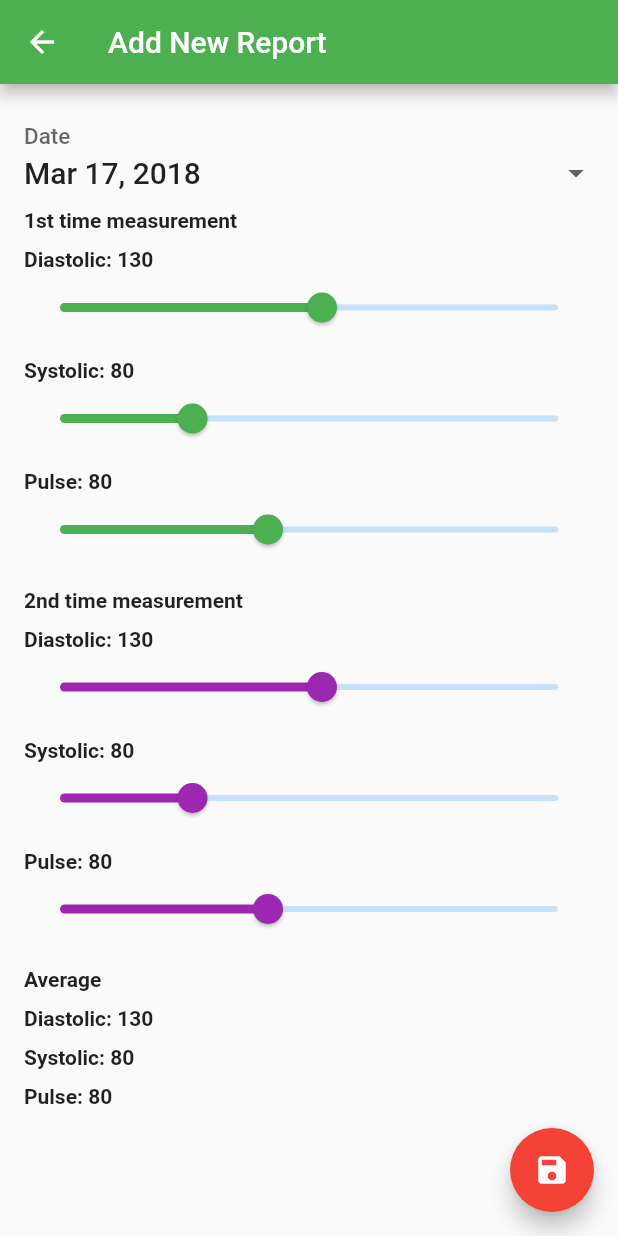
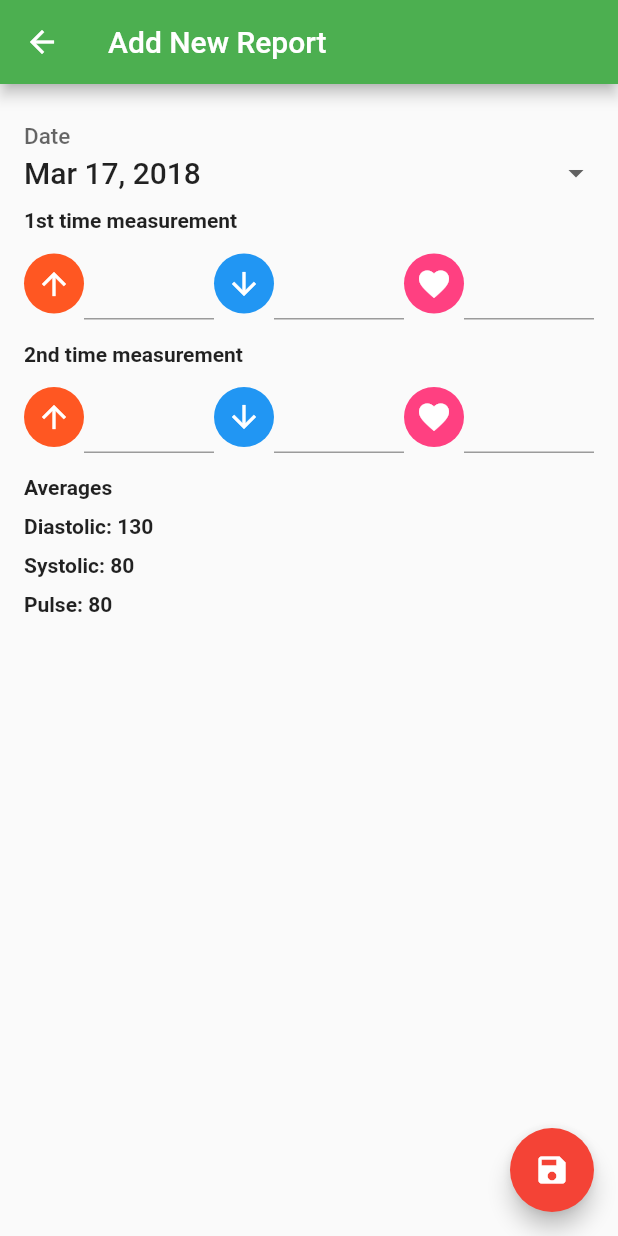
Before and after one commit to deadcheat/bloodleycooper, a Flutter app: the AddReportDialog screen opened directly, on a phone screen of 412 x 824 dp. Run offline on Flutter 3.47's test engine with Material 2 defaults, Android fonts, the phone set to English and light mode, and no system bars; our stand-ins replace sqflite; accounts and stored records are empty.

Commit message:
renewed form design

```diff
--- a/lib/addreport.dart
+++ b/lib/addreport.dart
@@ -70,61 +70,53 @@ class AddReportDialogState extends State<AddReportDialog> {
                 margin: new EdgeInsets.only(
                   top: 10.0,
                 ),
-                alignment: Alignment.centerLeft,
-                child: new Text(
-                    "Diastolic: " + _first_diastolic.toInt().toString(),
-                    style: new TextStyle(fontWeight: FontWeight.bold)),
+                child: new Row(
+                  children: <Widget>[
+                    new Container(
+                      child: new CircleAvatar(
+                        backgroundColor: Colors.deepOrange,
+                        child: new Icon(
+                          Icons.arrow_upward,
+                          color: Colors.white,
                         ),
-              new Slider(
-                  value: _first_diastolic,
-                  activeColor: Colors.green,
-                  min: _bp_min,
-                  max: _bp_max,
-                  divisions: (_bp_max - _bp_min).toInt(),
-                  onChanged: (double value) {
-                    setState(() {
-                      _first_diastolic = value;
-                    });
-                  }),
+                      ),
+                    ),
+                    new Flexible(
+                      child: new TextField(
+                        keyboardType: TextInputType.number,
+                      ),
+                    ),
                     new Container(
-                margin: new EdgeInsets.only(
-                  top: 10.0,
+                      child: new CircleAvatar(
+                        backgroundColor: Colors.blue,
+                        child: new Icon(
+                          Icons.arrow_downward,
+                          color: Colors.white,
                         ),
-                alignment: Alignment.centerLeft,
-                child: new Text(
-                    "Systolic: " + _first_systolic.toInt().toString(),
-                    style: new TextStyle(fontWeight: FontWeight.bold)),
                       ),
-              new Slider(
-                  value: _first_systolic,
-                  activeColor: Colors.green,
-                  min: _bp_min,
-                  max: _bp_max,
-                  divisions: (_bp_max - _bp_min).toInt(),
-                  onChanged: (double value) {
-                    setState(() {
-                      _first_systolic = value;
-                    });
-                  }),
+                    ),
+                    new Flexible(
+                      child: new TextField(
+                        keyboardType: TextInputType.number,
+                      ),
+                    ),
                     new Container(
-                margin: new EdgeInsets.only(
-                  top: 10.0,
+                      child: new CircleAvatar(
+                        backgroundColor: Colors.pinkAccent,
+                        child: new Icon(
+                          Icons.favorite,
+                          color: Colors.white,
                         ),
-                alignment: Alignment.centerLeft,
-                child: new Text("Pulse: " + _first_pulse.toInt().toString(),
-                    style: new TextStyle(fontWeight: FontWeight.bold)),
                       ),
-              new Slider(
-                  value: _first_pulse,
-                  activeColor: Colors.green,
-                  min: _p_min,
-                  max: _p_max,
-                  divisions: (_p_max - _p_min).toInt(),
-                  onChanged: (double value) {
-                    setState(() {
-                      _first_pulse = value;
-                    });
-                  }),
+                    ),
+                    new Flexible(
+                      child: new TextField(
+                        keyboardType: TextInputType.number,
+                      ),
+                    ),
+                  ],
+                ),
+              ),
               new Container(
                 margin: new EdgeInsets.only(
                   top: 15.0,
@@ -137,67 +129,59 @@ class AddReportDialogState extends State<AddReportDialog> {
                 margin: new EdgeInsets.only(
                   top: 10.0,
                 ),
-                alignment: Alignment.centerLeft,
-                child: new Text(
-                    "Diastolic: " + _second_diastolic.toInt().toString(),
-                    style: new TextStyle(fontWeight: FontWeight.bold)),
+                child: new Row(
+                  children: <Widget>[
+                    new Container(
+                      child: new CircleAvatar(
+                        backgroundColor: Colors.deepOrange,
+                        child: new Icon(
+                          Icons.arrow_upward,
+                          color: Colors.white,
                         ),
-              new Slider(
-                  value: _second_diastolic,
-                  activeColor: Colors.purple,
-                  min: _bp_min,
-                  max: _bp_max,
-                  divisions: (_bp_max - _bp_min).toInt(),
-                  onChanged: (double value) {
-                    setState(() {
-                      _second_diastolic = value;
-                    });
-                  }),
+                      ),
+                    ),
+                    new Flexible(
+                      child: new TextField(
+                        keyboardType: TextInputType.number,
+                      ),
+                    ),
                     new Container(
-                margin: new EdgeInsets.only(
-                  top: 10.0,
+                      child: new CircleAvatar(
+                        backgroundColor: Colors.blue,
+                        child: new Icon(
+                          Icons.arrow_downward,
+                          color: Colors.white,
                         ),
-                alignment: Alignment.centerLeft,
-                child: new Text(
-                    "Systolic: " + _second_systolic.toInt().toString(),
-                    style: new TextStyle(fontWeight: FontWeight.bold)),
                       ),
-              new Slider(
-                  value: _second_systolic,
-                  activeColor: Colors.purple,
-                  min: _bp_min,
-                  max: _bp_max,
-                  divisions: (_bp_max - _bp_min).toInt(),
-                  onChanged: (double value) {
-                    setState(() {
-                      _second_systolic = value;
-                    });
-                  }),
+                    ),
+                    new Flexible(
+                      child: new TextField(
+                        keyboardType: TextInputType.number,
+                      ),
+                    ),
                     new Container(
-                margin: new EdgeInsets.only(
-                  top: 10.0,
+                      child: new CircleAvatar(
+                        backgroundColor: Colors.pinkAccent,
+                        child: new Icon(
+                          Icons.favorite,
+                          color: Colors.white,
                         ),
-                alignment: Alignment.centerLeft,
-                child: new Text("Pulse: " + _second_pulse.toInt().toString(),
-                    style: new TextStyle(fontWeight: FontWeight.bold)),
                       ),
-              new Slider(
-                  value: _second_pulse,
-                  activeColor: Colors.purple,
-                  min: _p_min,
-                  max: _p_max,
-                  divisions: 120,
-                  onChanged: (double value) {
-                    setState(() {
-                      _second_pulse = value;
-                    });
-                  }),
+                    ),
+                    new Flexible(
+                      child: new TextField(
+                        keyboardType: TextInputType.number,
+                      ),
+                    ),
+                  ],
+                ),
+              ),
               new Container(
                 margin: new EdgeInsets.only(
                   top: 15.0,
                 ),
                 alignment: Alignment.centerLeft,
-                child: new Text("Average",
+                child: new Text("Averages",
                     style: new TextStyle(fontWeight: FontWeight.bold)),
               ),
               new Container(
```
Lines whose indentation alone changed are shown as unchanged.
